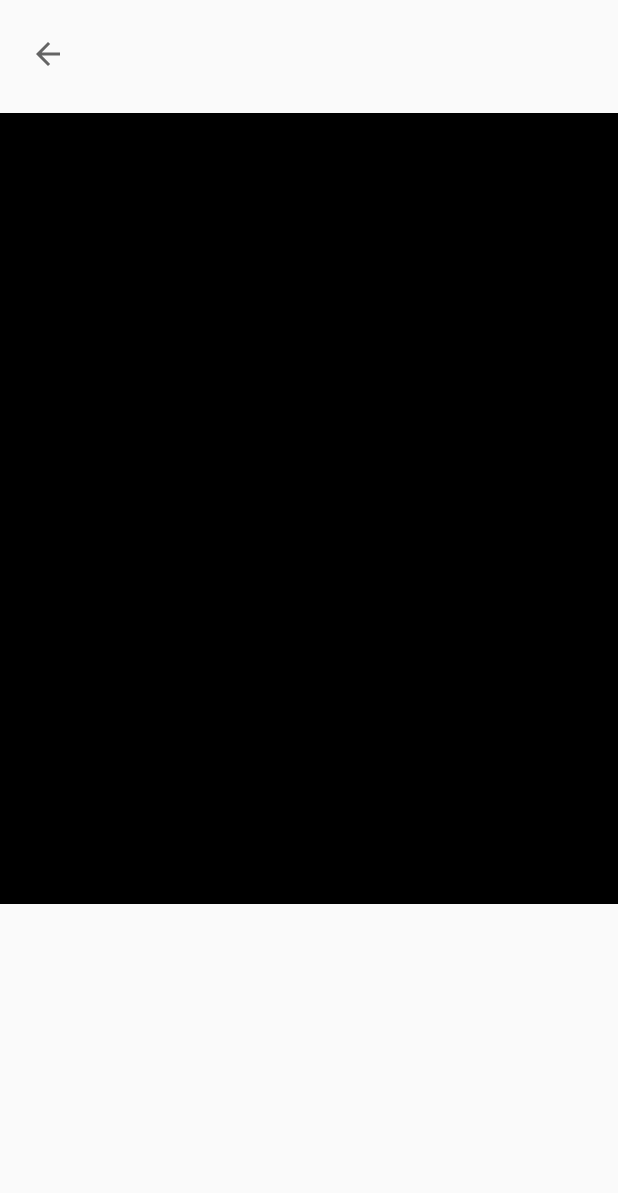
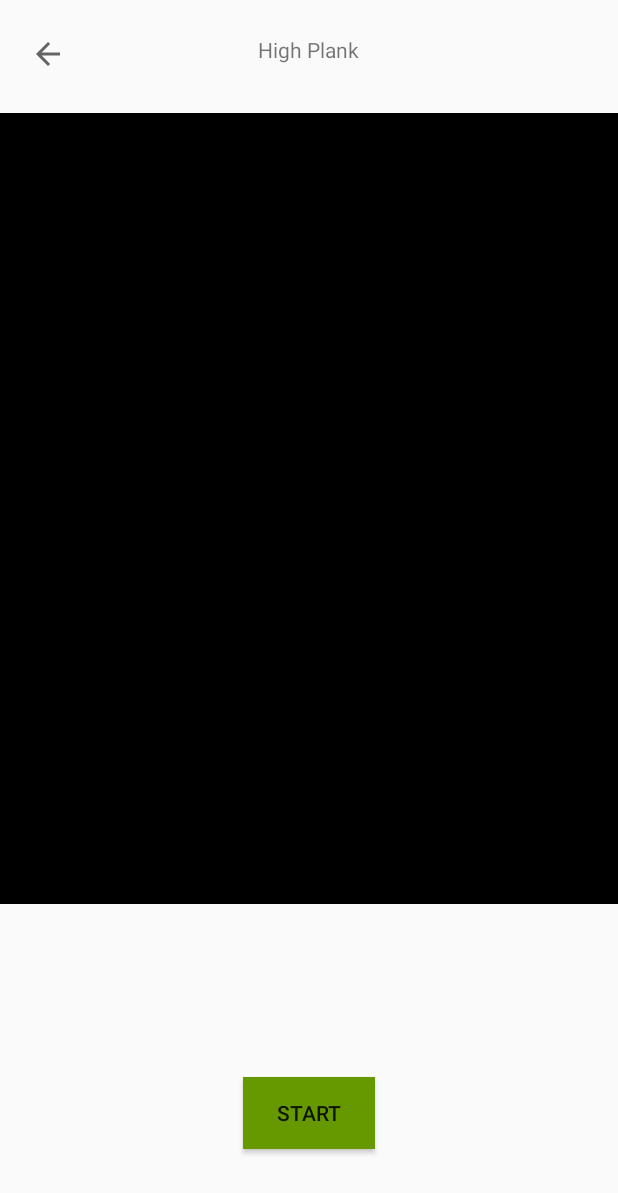
Before and after one commit to AndreLennardUy/SpecialProblemPoseEstimation, an Android app built with Jetpack Compose: the screen it shows after launch (CameraPage), after a tap on an icon or button, on a phone screen of 412 x 824 dp. Shown: the top 1193 px of the screen. Run offline under Robolectric (Android 15) with nearby library versions, the phone set to English and light mode, and no system bars; libraries missing offline, so code that uses them is left out: org.tensorflow.lite; 2 statements that could not run were skipped.

Commit message:
Add high plank checker

```diff
--- a/MyApplication/app/src/main/AndroidManifest.xml
+++ b/MyApplication/app/src/main/AndroidManifest.xml
@@ -8,7 +8,7 @@
         android:allowBackup="true"
         android:dataExtractionRules="@xml/data_extraction_rules"
         android:fullBackupContent="@xml/backup_rules"
-        android:icon="@mipmap/ic_launcher"
+        android:icon="@mipmap/isoai"
         android:label="@string/app_name"
         android:roundIcon="@mipmap/ic_launcher_round"
         android:supportsRtl="true"
--- a/MyApplication/app/src/main/java/com/example/myapplication/CameraPage.kt
+++ b/MyApplication/app/src/main/java/com/example/myapplication/CameraPage.kt
@@ -16,8 +16,10 @@ import android.os.Handler
 import android.os.HandlerThread
 import android.view.Surface
 import android.view.TextureView
+import android.widget.Button
 import android.widget.ImageButton
 import android.widget.ImageView
+import android.widget.TextView
 import androidx.appcompat.app.AppCompatActivity
 import com.example.myapplication.ml.AutoModel4
 import org.tensorflow.lite.DataType
@@ -43,11 +45,20 @@ class CameraPage : AppCompatActivity() {
     lateinit var handlerThread: HandlerThread
     lateinit var textureView: TextureView
     lateinit var cameraManager: CameraManager
+    lateinit var exercise: Exercise
+    var isExerciseStarted = false
 
     override fun onCreate(savedInstanceState: Bundle?) {
         super.onCreate(savedInstanceState)
         setContentView(R.layout.activity_camera_page)
         get_permissions()
+
+        val startExerciseButton: Button = findViewById(R.id.startBtn)
+        startExerciseButton.setOnClickListener {
+            isExerciseStarted = true
+        }
+
+        exercise = HighPlankExercise(this)
 
         imageProcessor = ImageProcessor.Builder().add(ResizeOp(192, 192, ResizeOp.ResizeMethod.BILINEAR)).build()
         model = AutoModel4.newInstance(this)
@@ -58,10 +69,15 @@ class CameraPage : AppCompatActivity() {
         handlerThread.start()
         handler = Handler(handlerThread.looper)
 
+        val title = intent.getStringExtra("TITLE") ?: "Title"
+        val titleTextView: TextView = findViewById(R.id.title)
+        titleTextView.text = title
+
         val backBtn: ImageButton = findViewById(R.id.backBtn)
         backBtn.setOnClickListener {
             finish()
         }
+
         textureView.surfaceTextureListener = object:TextureView.SurfaceTextureListener{
             override fun onSurfaceTextureAvailable(p0: SurfaceTexture, p1: Int, p2: Int) {
                 open_camera()
@@ -93,7 +109,7 @@ class CameraPage : AppCompatActivity() {
                 val w = bitmap.width
 
                 val jointCoordinates = Array<Pair<Float, Float>?>(17) { null }
-                val confidenceThreshold = 0.5f
+                val confidenceThreshold = 0.3f
 
                 val KEYPOINT_DICT = mapOf(
                     "left_shoulder" to 5,
@@ -132,6 +148,21 @@ class CameraPage : AppCompatActivity() {
                         val x = outputFeature0[i + 1] * w
                         jointCoordinates[i / 3] = Pair(x, y)
                         // Optionally draw keypoints here
+                    }
+                }
+
+                // Convert the extracted keypoints to the required format
+                val filteredKeypoints = jointCoordinates.filterNotNull().toTypedArray()
+
+                if (isExerciseStarted) {
+                    val isCorrect = exercise.analyzeKeypoints(filteredKeypoints, confidenceThreshold)
+
+                    // Here, use 'isCorrect' to update the UI or provide real-time feedback to the user
+                    runOnUiThread {
+                        // Update your UI based on 'isCorrect'. This could include changing text, colors, or showing animations.
+                        // Example:
+                        val feedbackTextView: TextView = findViewById(R.id.feedbackTextView)
+                        feedbackTextView.text = if (isCorrect) "Correct High Plank" else "Adjust Your Position"
                     }
                 }
 
--- /dev/null
+++ b/MyApplication/app/src/main/java/com/example/myapplication/Exercise.kt
@@ -0,0 +1,5 @@
+package com.example.myapplication
+
+interface Exercise {
+    fun analyzeKeypoints(keypoints: Array<Pair<Float, Float>>, confidenceThreshold: Float): Boolean
+}
--- a/MyApplication/app/src/main/java/com/example/myapplication/MainActivity.kt
+++ b/MyApplication/app/src/main/java/com/example/myapplication/MainActivity.kt
@@ -11,15 +11,25 @@ class MainActivity : AppCompatActivity() {
         super.onCreate(savedInstanceState);
         setContentView(R.layout.activity_main)
 
-        val cameraButton: Button = findViewById(R.id.highPlank)
-        cameraButton.setOnClickListener {
-            toPageCamera()
+        val highPlankBtn: Button = findViewById(R.id.highPlank)
+        val lowSidePlankBtn: Button = findViewById(R.id.lowSidePlank)
+        val highSidePlankBtn: Button = findViewById(R.id.highSidePlank)
+        val birdDogBtn: Button = findViewById(R.id.birdDog)
+
+        setButtonClickListener(highPlankBtn, "High Plank")
+        setButtonClickListener(lowSidePlankBtn, "Low Side Plank")
+        setButtonClickListener(highSidePlankBtn, "High Side Plank")
+        setButtonClickListener(birdDogBtn, "Bird Dog")
+    }
+
+    fun setButtonClickListener(button: Button, title: String) {
+        button.setOnClickListener {
+            toCameraPage(title)
         }
     }
-
-    fun toPageCamera (){
-        val intent = Intent(this, CameraPage::class.java)
-        startActivity(intent);
-
+    fun toCameraPage(title: String){
+        val intent = Intent(this , CameraPage::class.java)
+        intent.putExtra("TITLE" , title)
+        startActivity(intent)
     }
 }
--- a/MyApplication/app/src/main/res/layout/activity_camera_page.xml
+++ b/MyApplication/app/src/main/res/layout/activity_camera_page.xml
@@ -37,4 +37,32 @@
         android:background="@null"
         app:srcCompat="?attr/actionModeCloseDrawable" />
 
+    <TextView
+        android:id="@+id/title"
+        android:layout_width="wrap_content"
+        android:layout_height="wrap_content"
+        android:layout_alignParentTop="true"
+        android:layout_centerHorizontal="true"
+        android:layout_marginTop="23dp"
+        android:text="" />
+
+    <Button
+        android:id="@+id/startBtn"
+        android:layout_width="wrap_content"
+        android:layout_height="wrap_content"
+        android:layout_alignParentBottom="true"
+        android:layout_centerHorizontal="true"
+        android:layout_marginBottom="58dp"
+        android:background="@android:color/holo_green_dark"
+        android:text="Start" />
+
+    <TextView
+        android:id="@+id/feedbackTextView"
+        android:layout_width="wrap_content"
+        android:layout_height="wrap_content"
+        android:layout_alignParentBottom="true"
+        android:layout_centerHorizontal="true"
+        android:layout_marginBottom="28dp"
+        android:text="" />
+
 </RelativeLayout>
--- a/MyApplication/app/src/main/res/values/strings.xml
+++ b/MyApplication/app/src/main/res/values/strings.xml
@@ -1,3 +1,3 @@
 <resources>
-    <string name="app_name">My Application</string>
+    <string name="app_name">ISO AI</string>
 </resources>
```
Also changed, not shown: MyApplication/app/src/main/java/com/example/myapplication/HighPlankExercise.kt (added, +64 -0 lines), MyApplication/app/src/main/res/mipmap-hdpi/isoai.png (added).
